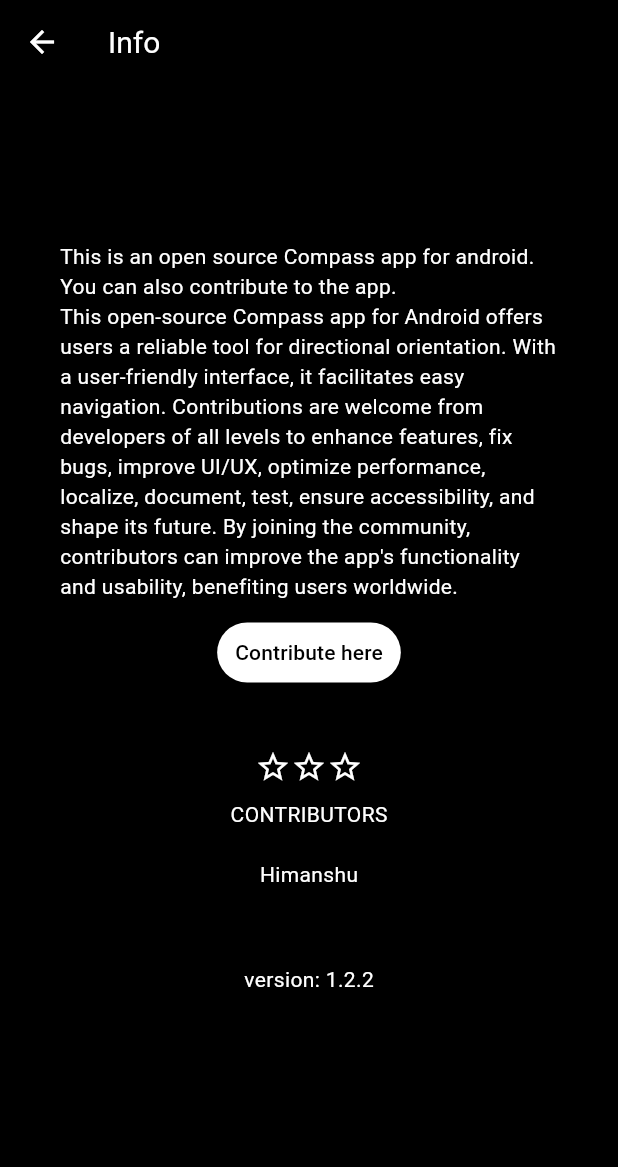
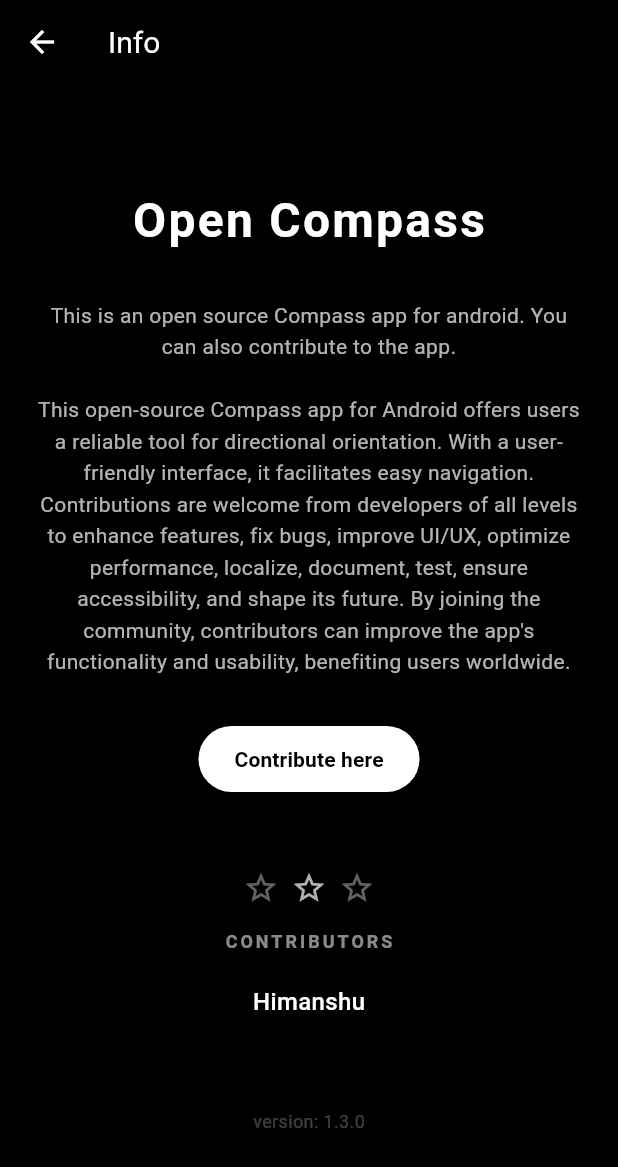
Before and after one commit to Himanshu-Vishwas/opencompass, a Flutter app: the screen it shows after launch, after a tap on the "videocam off" icon, after a tap on the "info outline" icon, on a phone screen of 412 x 824 dp. Shown: the top 1167 px of the screen. Run offline on Flutter 3.47's test engine with Material 3 defaults, Android fonts, the phone set to English and light mode, and no system bars; our stand-ins replace camera, flutter_compass, geolocator, sensors_plus.

Commit message:
refactor: update UI for info page, improve camera initialization, and add landscape layout support

```diff
--- a/lib/Constants.dart
+++ b/lib/Constants.dart
@@ -1,3 +1,3 @@
 class Constants{
-  static const String version = "1.2.2";
+  static const String version = "1.3.0";
 }
--- a/lib/Homepage.dart
+++ b/lib/Homepage.dart
@@ -28,6 +28,7 @@ class _HomePageState extends State<HomePage> with WidgetsBindingObserver {
   bool _isCameraEnabled = false;
   CameraController? _cameraController;
   bool _isCameraInitialized = false;
+  bool _isCameraInitializing = false;
 
   @override
   void initState() {
@@ -45,29 +46,52 @@ class _HomePageState extends State<HomePage> with WidgetsBindingObserver {
   }
 
   Future<void> _initCamera() async {
+    if (_isCameraInitializing || _cameraController != null) return;
+    _isCameraInitializing = true;
+
     try {
       final cameras = await availableCameras();
-      if (cameras.isEmpty) return;
+      if (cameras.isEmpty) {
+        _isCameraInitializing = false;
+        return;
+      }
+
+      // Verify controller is still null before initializing
+      if (_cameraController != null) {
+        _isCameraInitializing = false;
+        return;
+      }
 
       final backCamera = cameras.firstWhere(
         (camera) => camera.lensDirection == CameraLensDirection.back,
         orElse: () => cameras.first,
       );
 
-      _cameraController = CameraController(
+      final controller = CameraController(
         backCamera,
         ResolutionPreset.medium,
         enableAudio: false,
       );
 
-      await _cameraController!.initialize();
-      if (mounted) {
+      _cameraController = controller;
+
+      await controller.initialize();
+
+      if (mounted && _isCameraEnabled && _cameraController == controller) {
         setState(() {
           _isCameraInitialized = true;
         });
+      } else {
+        // Clean up if either unmounted, disabled by user or replaced
+        controller.dispose();
+        if (_cameraController == controller) {
+          _cameraController = null;
+        }
       }
     } catch (e) {
       debugPrint("Camera initialization failed: $e");
+    } finally {
+      _isCameraInitializing = false;
     }
   }
 
@@ -83,9 +107,9 @@ class _HomePageState extends State<HomePage> with WidgetsBindingObserver {
 
   @override
   void didChangeAppLifecycleState(AppLifecycleState state) {
-    if (_cameraController == null || !_isCameraEnabled) return;
+    if (!_isCameraEnabled) return;
 
-    if (state == AppLifecycleState.inactive) {
+    if (state == AppLifecycleState.paused) {
       _disposeCamera();
     } else if (state == AppLifecycleState.resumed) {
       _initCamera();
@@ -173,6 +197,8 @@ class _HomePageState extends State<HomePage> with WidgetsBindingObserver {
 
   @override
   Widget build(BuildContext context) {
+    final isLandscape = MediaQuery.of(context).orientation == Orientation.landscape;
+
     return Scaffold(
       backgroundColor: const Color(0xFF0F0F0F),
       extendBodyBehindAppBar: true,
@@ -219,25 +245,11 @@ class _HomePageState extends State<HomePage> with WidgetsBindingObserver {
           ],
           _buildBackgroundGlow(),
           SafeArea(
-            child: Column(
-              children: [
-                const SizedBox(height: 10),
-                _buildDirectionHeader(),
-                const Spacer(flex: 2),
-                _buildCompassDisk(),
-                const Spacer(flex: 2),
-                _buildLocationCard(),
-                const SizedBox(height: 15),
-                _buildLeveler(),
-                const Spacer(flex: 1),
-                _buildBottomStats(),
-                const SizedBox(height: 15),
-              ],
-            ),
+            child: isLandscape ? _buildLandscapeLayout() : _buildPortraitLayout(),
           ),
           Positioned(
             right: 24,
-            bottom: 110,
+            bottom: isLandscape ? 24 : 110,
             child: GestureDetector(
               onTap: () {
                 HapticFeedback.lightImpact();
@@ -273,15 +285,85 @@ class _HomePageState extends State<HomePage> with WidgetsBindingObserver {
               ),
             ),
           ),
-          _buildCalibrationPrompt(),
+          _buildCalibrationPrompt(isLandscape),
         ],
       ),
     );
   }
 
-  Widget _buildLocationCard() {
+  Widget _buildPortraitLayout() {
+    return Column(
+      children: [
+        const SizedBox(height: 10),
+        _buildDirectionHeader(),
+        const Spacer(flex: 2),
+        _buildCompassDisk(),
+        const Spacer(flex: 2),
+        _buildLocationCard(),
+        const SizedBox(height: 15),
+        _buildLeveler(),
+        const Spacer(flex: 1),
+        _buildBottomStats(),
+        const SizedBox(height: 15),
+      ],
+    );
+  }
+
+  Widget _buildLandscapeLayout() {
+    return Row(
+      children: [
+        Expanded(
+          flex: 5,
+          child: Center(
+            child: Padding(
+              padding: const EdgeInsets.symmetric(vertical: 20.0, horizontal: 10.0),
+              child: _buildCompassDisk(isLandscape: true),
+            ),
+          ),
+        ),
+        Expanded(
+          flex: 4,
+          child: Center(
+            child: SingleChildScrollView(
+              physics: const BouncingScrollPhysics(),
+              padding: const EdgeInsets.only(right: 20, top: 20, bottom: 20),
+              child: Column(
+                mainAxisAlignment: MainAxisAlignment.center,
+                children: [
+                  _buildDirectionHeader(),
+                  const SizedBox(height: 20),
+                  _buildLocationCard(isLandscape: true),
+                  const SizedBox(height: 20),
+                  Padding(
+                    padding: const EdgeInsets.symmetric(horizontal: 10),
+                    child: Row(
+                      mainAxisAlignment: MainAxisAlignment.spaceEvenly,
+                      children: [
+                        _buildLeveler(),
+                        Column(
+                          children: [
+                            _buildInfoTile("ACCURACY", "${_accuracy?.toStringAsFixed(0) ?? '0'}°"),
+                            const SizedBox(height: 16),
+                            _buildInfoTile("MAG. FIELD", "48μT"),
+                            const SizedBox(height: 16),
+                            _buildInfoTile("STATUS", _accuracy != null ? "READY" : "CALIB."),
+                          ],
+                        ),
+                      ],
+                    ),
+                  ),
+                ],
+              ),
+            ),
+          ),
+        ),
+      ],
+    );
+  }
+
+  Widget _buildLocationCard({bool isLandscape = false}) {
     return Container(
-      margin: const EdgeInsets.symmetric(horizontal: 30),
+      margin: EdgeInsets.symmetric(horizontal: isLandscape ? 10 : 30),
       padding: const EdgeInsets.symmetric(vertical: 12, horizontal: 20),
       decoration: BoxDecoration(
         color: Colors.white.withOpacity(0.05),
@@ -384,14 +466,15 @@ class _HomePageState extends State<HomePage> with WidgetsBindingObserver {
     );
   }
 
-  Widget _buildCalibrationPrompt() {
+  Widget _buildCalibrationPrompt(bool isLandscape) {
     bool needsCalibration = _heading == 0.0 || _accuracy == null;
     if (!needsCalibration) return const SizedBox.shrink();
 
     return Positioned(
-      bottom: 160,
-      left: 30,
-      right: 30,
+      bottom: isLandscape ? 20 : 160,
+      left: isLandscape ? 20 : 30,
+      right: isLandscape ? null : 30,
+      width: isLandscape ? 320 : null,
       child: AnimatedOpacity(
         duration: const Duration(milliseconds: 500),
         opacity: needsCalibration ? 1.0 : 0.0,
@@ -491,9 +574,9 @@ class _HomePageState extends State<HomePage> with WidgetsBindingObserver {
     );
   }
 
-  Widget _buildCompassDisk() {
+  Widget _buildCompassDisk({bool isLandscape = false}) {
     return Padding(
-      padding: const EdgeInsets.symmetric(horizontal: 50.0),
+      padding: EdgeInsets.symmetric(horizontal: isLandscape ? 10.0 : 50.0),
       child: Stack(
         alignment: Alignment.center,
         children: [
--- a/lib/info.dart
+++ b/lib/info.dart
@@ -23,39 +23,78 @@ class _InfoState extends State<Info> {
         elevation: 0,
         iconTheme: IconThemeData(color: Colors.white),
       ),
-      body: Center(
-        child: Container(
-          child: Padding(
-            padding: const EdgeInsets.all(40.0),
+      body: SafeArea(
+        child: Center(
+          child: SingleChildScrollView(
+            physics: const BouncingScrollPhysics(),
+            padding: const EdgeInsets.symmetric(horizontal: 24.0, vertical: 40.0),
+            child: ConstrainedBox(
+              constraints: const BoxConstraints(maxWidth: 600),
               child: Column(
                 mainAxisAlignment: MainAxisAlignment.center,
                 crossAxisAlignment: CrossAxisAlignment.center,
                 children: [
-                Text("This is an open source Compass app for android. You can also contribute to the app.\nThis open-source Compass app for Android offers users a reliable tool for directional orientation. With a user-friendly interface, it facilitates easy navigation. Contributions are welcome from developers of all levels to enhance features, fix bugs, improve UI/UX, optimize performance, localize, document, test, ensure accessibility, and shape its future. By joining the community, contributors can improve the app's functionality and usability, benefiting users worldwide.",style: TextStyle(color: Colors.white)),
-                SizedBox(height: 10,),
-                TextButton(onPressed: (){
-                  _launchUrl();
-                }, child: Text("Contribute here",style: TextStyle(color: Colors.black),),style: ButtonStyle(
+                  const Text(
+                    "Open Compass",
+                    style: TextStyle(
+                      color: Colors.white,
+                      fontSize: 32,
+                      fontWeight: FontWeight.bold,
+                      letterSpacing: 1.5,
+                    ),
+                  ),
+                  const SizedBox(height: 30),
+                  const Text(
+                    "This is an open source Compass app for android. You can also contribute to the app.\n\nThis open-source Compass app for Android offers users a reliable tool for directional orientation. With a user-friendly interface, it facilitates easy navigation. Contributions are welcome from developers of all levels to enhance features, fix bugs, improve UI/UX, optimize performance, localize, document, test, ensure accessibility, and shape its future. By joining the community, contributors can improve the app's functionality and usability, benefiting users worldwide.",
+                    style: TextStyle(color: Colors.white70, fontSize: 14, height: 1.5),
+                    textAlign: TextAlign.center,
+                  ),
+                  const SizedBox(height: 30),
+                  TextButton(
+                    onPressed: () => _launchUrl(),
+                    style: ButtonStyle(
                       backgroundColor: MaterialStateProperty.all<Color>(Colors.white),
-                ),),
-                SizedBox(height: 40,),
-                Row(
+                      padding: MaterialStateProperty.all(const EdgeInsets.symmetric(horizontal: 24, vertical: 12)),
+                      shape: MaterialStateProperty.all(RoundedRectangleBorder(borderRadius: BorderRadius.circular(30))),
+                    ),
+                    child: const Text(
+                      "Contribute here",
+                      style: TextStyle(color: Colors.black, fontWeight: FontWeight.bold),
+                    ),
+                  ),
+                  const SizedBox(height: 50),
+                  const Row(
                     mainAxisAlignment: MainAxisAlignment.center,
-                  children: [Icon(Icons.star_border,color: Colors.white,),Icon(Icons.star_border,color: Colors.white,),Icon(Icons.star_border,color: Colors.white,),],
+                    children: [
+                      Icon(Icons.star_border, color: Colors.white38),
+                      Padding(
+                        padding: EdgeInsets.symmetric(horizontal: 8),
+                        child: Icon(Icons.star_border, color: Colors.white70),
                       ),
-                SizedBox(height: 10,),
-                Text("CONTRIBUTORS", style: TextStyle(color: Colors.white),),
-                SizedBox(height: 20,),
-                Column(
-                  //contributors list
-                  children: [
-                    Text("Himanshu",style: TextStyle(color: Colors.white),),
-
+                      Icon(Icons.star_border, color: Colors.white38),
                     ],
                   ),
-                SizedBox(height: 50,),
-                Text("version: ${Constants.version}",style: TextStyle(color: Colors.white),)
+                  const SizedBox(height: 15),
+                  const Text(
+                    "CONTRIBUTORS",
+                    style: TextStyle(color: Colors.white54, letterSpacing: 2, fontSize: 12, fontWeight: FontWeight.bold),
+                  ),
+                  const SizedBox(height: 20),
+                  const Column(
+                    children: [
+                      Text(
+                        "Himanshu",
+                        style: TextStyle(color: Colors.white, fontSize: 16, fontWeight: FontWeight.w500),
+                      ),
                     ],
+                  ),
+                  const SizedBox(height: 60),
+                  Text(
+                    "version: ${Constants.version}",
+                    style: const TextStyle(color: Colors.white24, fontSize: 12),
+                  )
+                ],
+              ),
             ),
           ),
         ),
--- a/lib/main.dart
+++ b/lib/main.dart
@@ -12,10 +12,6 @@ class MyApp extends StatelessWidget {
   // This widget is the root of your application.
   @override
   Widget build(BuildContext context) {
-    SystemChrome.setPreferredOrientations([
-      DeviceOrientation.portraitUp,
-      DeviceOrientation.portraitDown,
-    ]);
     return MaterialApp(
       debugShowCheckedModeBanner: false,
       title: 'Compass',
--- a/pubspec.yaml
+++ b/pubspec.yaml
@@ -2,7 +2,7 @@ name: opencompass
 description: "Compass app"
 publish_to: 'none'
 
-version: 1.2.2+6
+version: 1.3.0+7
 
 environment:
   sdk: '>=3.3.0 <4.0.0'
```
Lines whose indentation alone changed are shown as unchanged.
